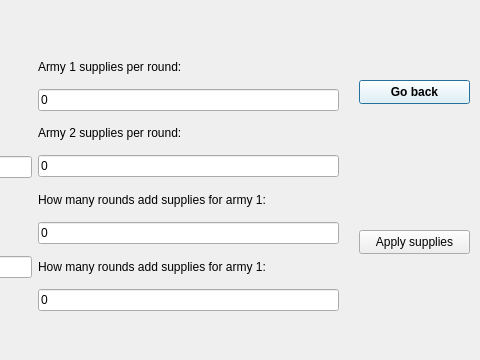
Illia-Andrieiev/BattleModeling, file Battle_Modeling/BattleSuppliesForm.ui: the form before one commit; both pictures show x 281 to 761 and y 0 to 360 of the 761 by 360 pixel window.
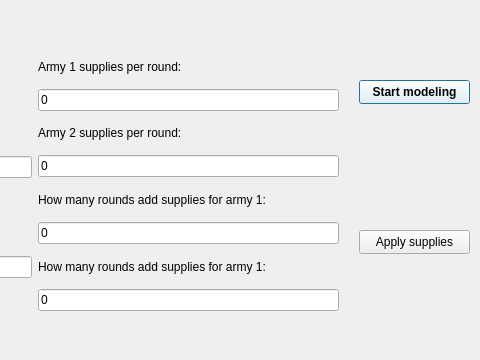
The form after the commit.

The edit to the form file:
```diff
--- a/Battle_Modeling/BattleSuppliesForm.ui
+++ b/Battle_Modeling/BattleSuppliesForm.ui
@@ -161,7 +161,7 @@
 </string>
    </property>
    <property name="text">
-    <string>Go back</string>
+    <string>Start modeling</string>
    </property>
   </widget>
   <widget class="QPushButton" name="ApplySupplies">
```
